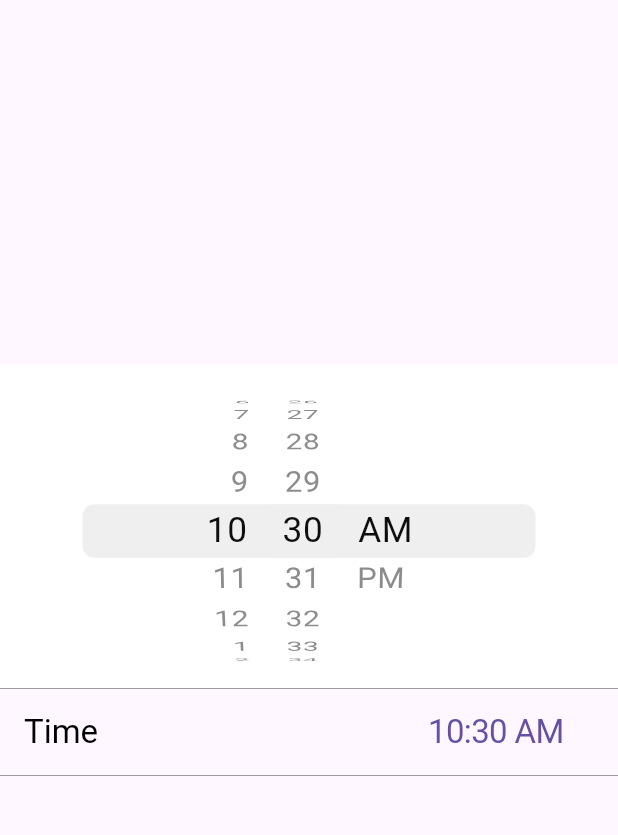
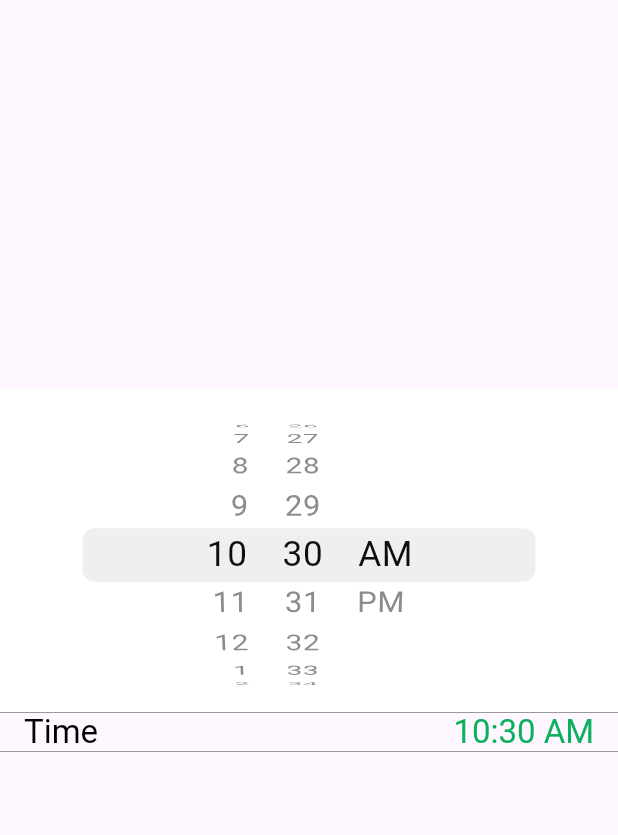
Before and after one commit to kwakdeung/lymphowear_remote_app, a Flutter app: the AlarmPage screen opened directly, after a tap on "Morning Reminder", on a phone screen of 412 x 824 dp, the part 48-883 px from its top. Run offline on Flutter 3.47's test engine with Material 2 defaults, Android fonts, the phone set to English and light mode, and no system bars; our stand-ins replace flutter_svg, lottie.

Commit message:
alarm reminder 수정중

```diff
--- a/lib/pages/reminder/morning_reminder.dart
+++ b/lib/pages/reminder/morning_reminder.dart
@@ -53,17 +53,11 @@ class _MorningReminderState extends State<MorningReminder> {
               _DatePickerItem(
                 children: <Widget>[
                   const Text('Time'),
-                  CupertinoButton(
-                    onPressed: () {},
-                    // Navigator.push(
-                    //     context,
-                    //     MaterialPageRoute(
-                    //         builder: ((context) => DatePicker()))),
-                    child: Text(
-                      '${time.hour % 12 < 10 ? '0${time.hour % 12}' : time.hour % 12}:${time.minute < 10 ? '0${time.minute}' : time.minute} ${time.hour >= 12 ? 'PM' : 'AM'}',
-                      style: const TextStyle(
-                        fontSize: 22.0,
-                      ),
+                  Text(
+                    '${time.hour % 12 < 10 ? '0${time.hour % 12}' : time.hour % 12}:${time.minute < 10 ? '0${time.minute}' : time.minute} ${time.hour >= 12 ? 'PM' : 'AM'}',
+                    style: const TextStyle(
+                      fontSize: 22.0,
+                      color: Color(0xff0BB15D),
                     ),
                   ),
                 ],
--- a/lib/pages/setting/alarm/alarm_page.dart
+++ b/lib/pages/setting/alarm/alarm_page.dart
@@ -50,7 +50,7 @@ class AlarmPageAppbar extends StatelessWidget implements PreferredSizeWidget {
   Widget build(BuildContext context) {
     return AppBar(
       leading: Container(
-        margin: appbarleadingMargin,
+        margin: const EdgeInsets.only(left: 10),
         child: appbarIconButton(context),
       ),
       title: apppbarTitle(context),
@@ -293,7 +293,7 @@ class _AlarmPageBodyState extends State<AlarmPageBody> {
         children: [
           Container(
             color: Colors.white,
-            padding: reminderPadding,
+            padding: const EdgeInsets.fromLTRB(5, 5, 5, 5),
             child: morningReminder(),
           ),
           const Divider(
@@ -302,7 +302,7 @@ class _AlarmPageBodyState extends State<AlarmPageBody> {
           ),
           Container(
             color: Colors.white,
-            padding: reminderPadding,
+            padding: const EdgeInsets.fromLTRB(5, 5, 5, 5),
             child: afternoonReminder(),
           ),
           const Divider(
@@ -311,7 +311,7 @@ class _AlarmPageBodyState extends State<AlarmPageBody> {
           ),
           Container(
             color: Colors.white,
-            padding: reminderPadding,
+            padding: const EdgeInsets.fromLTRB(5, 5, 5, 5),
             child: eveningReminder(),
           ),
           const Divider(
@@ -320,7 +320,7 @@ class _AlarmPageBodyState extends State<AlarmPageBody> {
           ),
           Container(
             color: Colors.white,
-            padding: reminderPadding,
+            padding: const EdgeInsets.fromLTRB(5, 5, 5, 5),
             child: nightReminder(),
           ),
           const Divider(
```
Also changed, not shown: lib/pages/reminder/afternoon_reminder.dart (+5 -11 lines), lib/pages/reminder/evening_reminder.dart (+5 -11 lines), lib/pages/reminder/night_reminder.dart (+5 -11 lines).
